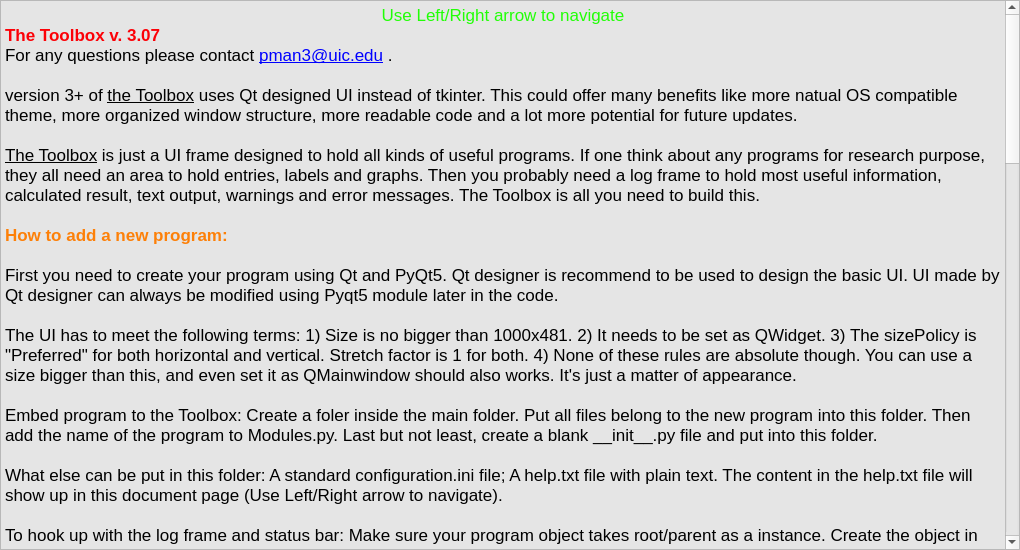
Old version of the form help.ui in the repository manpeihong/Toolbox-v3.
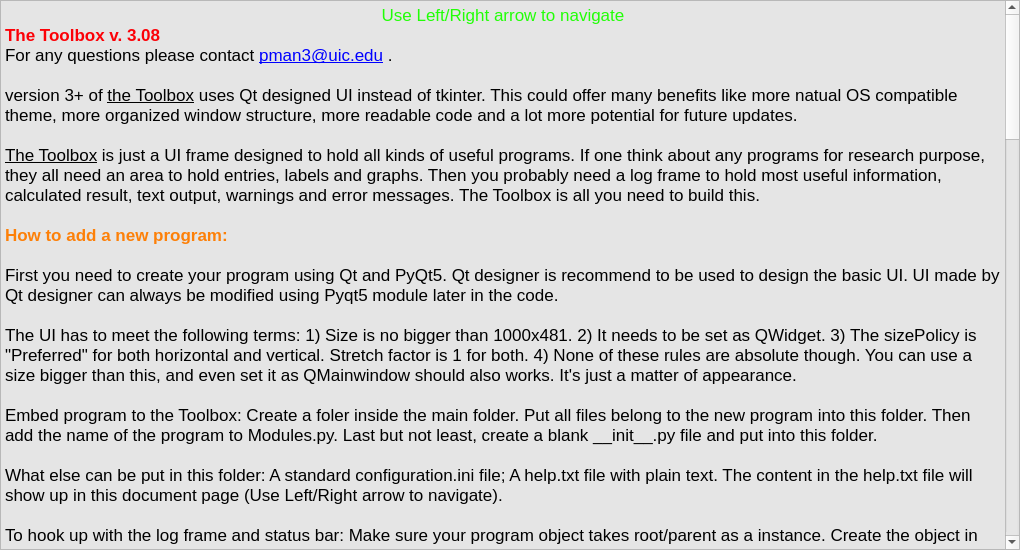
New version of the form.

What changed in the file:
```diff
--- a/help.ui
+++ b/help.ui
@@ -120,7 +120,7 @@
 p, li { white-space: pre-wrap; }
 &lt;/style&gt;&lt;/head&gt;&lt;body style=&quot; font-family:'.SF NS Text'; font-size:13pt; font-weight:400; font-style:normal;&quot;&gt;
 &lt;p align=&quot;center&quot; style=&quot; margin-top:0px; margin-bottom:0px; margin-left:0px; margin-right:0px; -qt-block-indent:0; text-indent:0px;&quot;&gt;&lt;span style=&quot; font-family:'Calibri,sans-serif'; color:#21ff06;&quot;&gt;Use Left/Right arrow to navigate&lt;/span&gt;&lt;/p&gt;
-&lt;p style=&quot; margin-top:0px; margin-bottom:0px; margin-left:0px; margin-right:0px; -qt-block-indent:0; text-indent:0px;&quot;&gt;&lt;span style=&quot; font-weight:600; color:#fc0107;&quot;&gt;The Toolbox v. 3.07&lt;/span&gt;&lt;/p&gt;
+&lt;p style=&quot; margin-top:0px; margin-bottom:0px; margin-left:0px; margin-right:0px; -qt-block-indent:0; text-indent:0px;&quot;&gt;&lt;span style=&quot; font-weight:600; color:#fc0107;&quot;&gt;The Toolbox v. 3.08&lt;/span&gt;&lt;/p&gt;
 &lt;p style=&quot; margin-top:0px; margin-bottom:0px; margin-left:0px; margin-right:0px; -qt-block-indent:0; text-indent:0px;&quot;&gt;&lt;span style=&quot; font-family:'Calibri,sans-serif';&quot;&gt;For any questions please contact &lt;/span&gt;&lt;a href=&quot;mailto:pman3@uic.edu&quot;&gt;&lt;span style=&quot; font-family:'Calibri,sans-serif'; text-decoration: underline; color:#0000ff;&quot;&gt;pman3@uic.edu&lt;/span&gt;&lt;/a&gt; .&lt;/p&gt;
 &lt;p style=&quot;-qt-paragraph-type:empty; margin-top:0px; margin-bottom:0px; margin-left:0px; margin-right:0px; -qt-block-indent:0; text-indent:0px;&quot;&gt;&lt;br /&gt;&lt;/p&gt;
 &lt;p style=&quot; margin-top:0px; margin-bottom:0px; margin-left:0px; margin-right:0px; -qt-block-indent:0; text-indent:0px;&quot;&gt;&lt;span style=&quot; font-family:'Calibri,sans-serif';&quot;&gt;version 3+ of &lt;/span&gt;&lt;span style=&quot; font-family:'Calibri,sans-serif'; text-decoration: underline;&quot;&gt;the Toolbox&lt;/span&gt;&lt;span style=&quot; font-family:'Calibri,sans-serif';&quot;&gt; uses Qt designed UI instead of tkinter. This could offer many benefits like more natual OS compatible theme, more organized window structure, more readable code and a lot more potential for future updates. &lt;/span&gt;&lt;/p&gt;
@@ -144,9 +144,11 @@
 &lt;p style=&quot;-qt-paragraph-type:empty; margin-top:0px; margin-bottom:0px; margin-left:0px; margin-right:0px; -qt-block-indent:0; text-indent:0px; font-family:'Calibri,sans-serif';&quot;&gt;&lt;br /&gt;&lt;/p&gt;
 &lt;p style=&quot; margin-top:0px; margin-bottom:0px; margin-left:0px; margin-right:0px; -qt-block-indent:0; text-indent:0px;&quot;&gt;&lt;span style=&quot; font-family:'Menlo'; color:#cc7832;&quot;&gt;import &lt;/span&gt;&lt;span style=&quot; font-family:'Menlo'; color:#a9b7c6;&quot;&gt;os&lt;br /&gt;&lt;/span&gt;&lt;span style=&quot; font-family:'Menlo'; color:#cc7832;&quot;&gt;import &lt;/span&gt;&lt;span style=&quot; font-family:'Menlo'; color:#a9b7c6;&quot;&gt;sys&lt;br /&gt;&lt;/span&gt;&lt;span style=&quot; font-family:'Menlo'; color:#cc7832;&quot;&gt;from &lt;/span&gt;&lt;span style=&quot; font-family:'Menlo'; color:#a9b7c6;&quot;&gt;PyQt5 &lt;/span&gt;&lt;span style=&quot; font-family:'Menlo'; color:#cc7832;&quot;&gt;import &lt;/span&gt;&lt;span style=&quot; font-family:'Menlo'; color:#a9b7c6;&quot;&gt;QtCore&lt;/span&gt;&lt;span style=&quot; font-family:'Menlo'; color:#cc7832;&quot;&gt;, &lt;/span&gt;&lt;span style=&quot; font-family:'Menlo'; color:#a9b7c6;&quot;&gt;QtGui&lt;/span&gt;&lt;span style=&quot; font-family:'Menlo'; color:#cc7832;&quot;&gt;, &lt;/span&gt;&lt;span style=&quot; font-family:'Menlo'; color:#a9b7c6;&quot;&gt;QtWidgets&lt;/span&gt;&lt;span style=&quot; font-family:'Menlo'; color:#cc7832;&quot;&gt;, &lt;/span&gt;&lt;span style=&quot; font-family:'Menlo'; color:#a9b7c6;&quot;&gt;uic&lt;br /&gt;&lt;/span&gt;&lt;span style=&quot; font-family:'Menlo'; color:#cc7832;&quot;&gt;from &lt;/span&gt;&lt;span style=&quot; font-family:'Menlo'; color:#a9b7c6;&quot;&gt;PyQt5.QtCore &lt;/span&gt;&lt;span style=&quot; font-family:'Menlo'; color:#cc7832;&quot;&gt;import &lt;/span&gt;&lt;span style=&quot; font-family:'Menlo'; color:#a9b7c6;&quot;&gt;*&lt;br /&gt;&lt;/span&gt;&lt;span style=&quot; font-family:'Menlo'; color:#cc7832;&quot;&gt;from &lt;/span&gt;&lt;span style=&quot; font-family:'Menlo'; color:#a9b7c6;&quot;&gt;PyQt5.QtGui &lt;/span&gt;&lt;span style=&quot; font-family:'Menlo'; color:#cc7832;&quot;&gt;import &lt;/span&gt;&lt;span style=&quot; font-family:'Menlo'; color:#a9b7c6;&quot;&gt;*&lt;br /&gt;&lt;/span&gt;&lt;span style=&quot; font-family:'Menlo'; color:#cc7832;&quot;&gt;from &lt;/span&gt;&lt;span style=&quot; font-family:'Menlo'; color:#a9b7c6;&quot;&gt;PyQt5.QtWidgets &lt;/span&gt;&lt;span style=&quot; font-family:'Menlo'; color:#cc7832;&quot;&gt;import &lt;/span&gt;&lt;span style=&quot; font-family:'Menlo'; color:#a9b7c6;&quot;&gt;*&lt;br /&gt;&lt;br /&gt;__version__ = &lt;/span&gt;&lt;span style=&quot; font-family:'Menlo'; color:#6a8759;&quot;&gt;'1.00'&lt;br /&gt;&lt;br /&gt;&lt;/span&gt;&lt;span style=&quot; font-family:'Menlo'; color:#a9b7c6;&quot;&gt;os.chdir(os.path.dirname(os.path.realpath(sys.argv[&lt;/span&gt;&lt;span style=&quot; font-family:'Menlo'; color:#6897bb;&quot;&gt;0&lt;/span&gt;&lt;span style=&quot; font-family:'Menlo'; color:#a9b7c6;&quot;&gt;])))  &lt;/span&gt;&lt;span style=&quot; font-family:'Menlo'; color:#808080;&quot;&gt;# Change the working directory to current directory.&lt;br /&gt;&lt;/span&gt;&lt;span style=&quot; font-family:'Menlo'; color:#a9b7c6;&quot;&gt;qtxxxxfile = &lt;/span&gt;&lt;span style=&quot; font-family:'Menlo'; color:#6a8759;&quot;&gt;&amp;quot;xxxx_ui.ui&amp;quot;  &lt;/span&gt;&lt;span style=&quot; font-family:'Menlo'; color:#808080;&quot;&gt;# GUI layout file.&lt;br /&gt;&lt;/span&gt;&lt;span style=&quot; font-family:'Menlo'; color:#a9b7c6;&quot;&gt;Ui_xxxx&lt;/span&gt;&lt;span style=&quot; font-family:'Menlo'; color:#cc7832;&quot;&gt;, &lt;/span&gt;&lt;span style=&quot; font-family:'Menlo'; color:#a9b7c6;&quot;&gt;QtBaseClass = uic.loadUiType(qtxxxxfile)&lt;br /&gt;&lt;br /&gt;&lt;/span&gt;&lt;span style=&quot; font-family:'Menlo'; color:#cc7832;&quot;&gt;class &lt;/span&gt;&lt;span style=&quot; font-family:'Menlo'; color:#a9b7c6;&quot;&gt;xxxx_GUI(QWidget&lt;/span&gt;&lt;span style=&quot; font-family:'Menlo'; color:#cc7832;&quot;&gt;, &lt;/span&gt;&lt;span style=&quot; font-family:'Menlo'; color:#a9b7c6;&quot;&gt;Ui_xxxx):&lt;br /&gt;&lt;br /&gt;    &lt;/span&gt;&lt;span style=&quot; font-family:'Menlo'; font-style:italic; color:#629755;&quot;&gt;&amp;quot;&amp;quot;&amp;quot;Main xxxx window.&amp;quot;&amp;quot;&amp;quot;&lt;/span&gt;&lt;span style=&quot; font-family:'Menlo'; color:#629755;&quot;&gt;&lt;br /&gt;&lt;br /&gt;    &lt;/span&gt;&lt;span style=&quot; font-family:'Menlo'; color:#cc7832;&quot;&gt;def &lt;/span&gt;&lt;span style=&quot; font-family:'Menlo'; color:#b200b2;&quot;&gt;__init__&lt;/span&gt;&lt;span style=&quot; font-family:'Menlo'; color:#a9b7c6;&quot;&gt;(&lt;/span&gt;&lt;span style=&quot; font-family:'Menlo'; color:#94558d;&quot;&gt;self&lt;/span&gt;&lt;span style=&quot; font-family:'Menlo'; color:#cc7832;&quot;&gt;, &lt;/span&gt;&lt;span style=&quot; font-family:'Menlo'; color:#a9b7c6;&quot;&gt;root&lt;/span&gt;&lt;span style=&quot; font-family:'Menlo'; color:#cc7832;&quot;&gt;, &lt;/span&gt;&lt;span style=&quot; font-family:'Menlo'; color:#a9b7c6;&quot;&gt;masterroot):&lt;br /&gt;        QWidget.&lt;/span&gt;&lt;span style=&quot; font-family:'Menlo'; color:#b200b2;&quot;&gt;__init__&lt;/span&gt;&lt;span style=&quot; font-family:'Menlo'; color:#a9b7c6;&quot;&gt;(&lt;/span&gt;&lt;span style=&quot; font-family:'Menlo'; color:#94558d;&quot;&gt;self&lt;/span&gt;&lt;span style=&quot; font-family:'Menlo'; color:#a9b7c6;&quot;&gt;)&lt;br /&gt;        Ui_xxxx.&lt;/span&gt;&lt;span style=&quot; font-family:'Menlo'; color:#b200b2;&quot;&gt;__init__&lt;/span&gt;&lt;span style=&quot; font-family:'Menlo'; color:#a9b7c6;&quot;&gt;(&lt;/span&gt;&lt;span style=&quot; font-family:'Menlo'; color:#94558d;&quot;&gt;self&lt;/span&gt;&lt;span style=&quot; font-family:'Menlo'; color:#a9b7c6;&quot;&gt;)&lt;br /&gt;        &lt;/span&gt;&lt;span style=&quot; font-family:'Menlo'; color:#94558d;&quot;&gt;self&lt;/span&gt;&lt;span style=&quot; font-family:'Menlo'; color:#a9b7c6;&quot;&gt;.setupUi(&lt;/span&gt;&lt;span style=&quot; font-family:'Menlo'; color:#94558d;&quot;&gt;self&lt;/span&gt;&lt;span style=&quot; font-family:'Menlo'; color:#a9b7c6;&quot;&gt;)&lt;br /&gt;        &lt;/span&gt;&lt;span style=&quot; font-family:'Menlo'; color:#94558d;&quot;&gt;self&lt;/span&gt;&lt;span style=&quot; font-family:'Menlo'; color:#a9b7c6;&quot;&gt;.root = root    &lt;/span&gt;&lt;span style=&quot; font-family:'Menlo'; color:#808080;&quot;&gt;# The mdi area to pack the QWidget&lt;br /&gt;        &lt;/span&gt;&lt;span style=&quot; font-family:'Menlo'; color:#94558d;&quot;&gt;self&lt;/span&gt;&lt;span style=&quot; font-family:'Menlo'; color:#a9b7c6;&quot;&gt;.masterroot = masterroot    &lt;/span&gt;&lt;span style=&quot; font-family:'Menlo'; color:#808080;&quot;&gt;# The mainwindow&lt;br /&gt;        &lt;/span&gt;&lt;span style=&quot; font-family:'Menlo'; color:#94558d;&quot;&gt;self&lt;/span&gt;&lt;span style=&quot; font-family:'Menlo'; color:#a9b7c6;&quot;&gt;.listbox = &lt;/span&gt;&lt;span style=&quot; font-family:'Menlo'; color:#94558d;&quot;&gt;self&lt;/span&gt;&lt;span style=&quot; font-family:'Menlo'; color:#a9b7c6;&quot;&gt;.masterroot.listbox&lt;br /&gt;        &lt;/span&gt;&lt;span style=&quot; font-family:'Menlo'; color:#94558d;&quot;&gt;self&lt;/span&gt;&lt;span style=&quot; font-family:'Menlo'; color:#a9b7c6;&quot;&gt;.statusbar = &lt;/span&gt;&lt;span style=&quot; font-family:'Menlo'; color:#94558d;&quot;&gt;self&lt;/span&gt;&lt;span style=&quot; font-family:'Menlo'; color:#a9b7c6;&quot;&gt;.masterroot.statusbar&lt;br /&gt;        &lt;/span&gt;&lt;span style=&quot; font-family:'Menlo'; color:#94558d;&quot;&gt;self&lt;/span&gt;&lt;span style=&quot; font-family:'Menlo'; color:#a9b7c6;&quot;&gt;.status1 = &lt;/span&gt;&lt;span style=&quot; font-family:'Menlo'; color:#94558d;&quot;&gt;self&lt;/span&gt;&lt;span style=&quot; font-family:'Menlo'; color:#a9b7c6;&quot;&gt;.masterroot.status1&lt;br /&gt;        &lt;/span&gt;&lt;span style=&quot; font-family:'Menlo'; color:#94558d;&quot;&gt;self&lt;/span&gt;&lt;span style=&quot; font-family:'Menlo'; color:#a9b7c6;&quot;&gt;.status2 = &lt;/span&gt;&lt;span style=&quot; font-family:'Menlo'; color:#94558d;&quot;&gt;self&lt;/span&gt;&lt;span style=&quot; font-family:'Menlo'; color:#a9b7c6;&quot;&gt;.masterroot.status2&lt;br /&gt;        &lt;/span&gt;&lt;span style=&quot; font-family:'Menlo'; color:#94558d;&quot;&gt;self&lt;/span&gt;&lt;span style=&quot; font-family:'Menlo'; color:#a9b7c6;&quot;&gt;.progressbar = &lt;/span&gt;&lt;span style=&quot; font-family:'Menlo'; color:#94558d;&quot;&gt;self&lt;/span&gt;&lt;span style=&quot; font-family:'Menlo'; color:#a9b7c6;&quot;&gt;.masterroot.progressbar&lt;/span&gt;&lt;/p&gt;
 &lt;p style=&quot; margin-top:0px; margin-bottom:0px; margin-left:0px; margin-right:0px; -qt-block-indent:0; text-indent:0px; line-height:14px;&quot;&gt;&lt;span style=&quot; font-family:'Times'; color:#000000;&quot;&gt;&lt;br /&gt;&lt;/span&gt;&lt;/p&gt;
-&lt;p style=&quot; margin-top:0px; margin-bottom:0px; margin-left:0px; margin-right:0px; -qt-block-indent:0; text-indent:0px;&quot;&gt;&lt;span style=&quot; font-family:'Calibri,sans-serif';&quot;&gt;Here is an example to add log to the log frame: &lt;/span&gt;&lt;/p&gt;
-&lt;p style=&quot;-qt-paragraph-type:empty; margin-top:0px; margin-bottom:0px; margin-left:0px; margin-right:0px; -qt-block-indent:0; text-indent:0px; font-family:'Calibri,sans-serif';&quot;&gt;&lt;br /&gt;&lt;/p&gt;
-&lt;p style=&quot; margin-top:0px; margin-bottom:0px; margin-left:0px; margin-right:0px; -qt-block-indent:0; text-indent:0px;&quot;&gt;&lt;span style=&quot; font-family:'Menlo'; color:#cc7832;&quot;&gt;def &lt;/span&gt;&lt;span style=&quot; font-family:'Menlo'; color:#ffc66d;&quot;&gt;addlog&lt;/span&gt;&lt;span style=&quot; font-family:'Menlo'; color:#a9b7c6;&quot;&gt;(&lt;/span&gt;&lt;span style=&quot; font-family:'Menlo'; color:#94558d;&quot;&gt;self&lt;/span&gt;&lt;span style=&quot; font-family:'Menlo'; color:#cc7832;&quot;&gt;, &lt;/span&gt;&lt;span style=&quot; font-family:'Menlo'; color:#a9b7c6;&quot;&gt;string&lt;/span&gt;&lt;span style=&quot; font-family:'Menlo'; color:#cc7832;&quot;&gt;, &lt;/span&gt;&lt;span style=&quot; font-family:'Menlo'; color:#a9b7c6;&quot;&gt;fg=&lt;/span&gt;&lt;span style=&quot; font-family:'Menlo'; color:#6a8759;&quot;&gt;&amp;quot;default&amp;quot;&lt;/span&gt;&lt;span style=&quot; font-family:'Menlo'; color:#cc7832;&quot;&gt;, &lt;/span&gt;&lt;span style=&quot; font-family:'Menlo'; color:#a9b7c6;&quot;&gt;bg=&lt;/span&gt;&lt;span style=&quot; font-family:'Menlo'; color:#6a8759;&quot;&gt;&amp;quot;default&amp;quot;&lt;/span&gt;&lt;span style=&quot; font-family:'Menlo'; color:#a9b7c6;&quot;&gt;):&lt;br /&gt;        item = QListWidgetItem(string)&lt;br /&gt;        &lt;/span&gt;&lt;span style=&quot; font-family:'Menlo'; color:#cc7832;&quot;&gt;if &lt;/span&gt;&lt;span style=&quot; font-family:'Menlo'; color:#a9b7c6;&quot;&gt;fg &lt;/span&gt;&lt;span style=&quot; font-family:'Menlo'; color:#cc7832;&quot;&gt;is not &lt;/span&gt;&lt;span style=&quot; font-family:'Menlo'; color:#6a8759;&quot;&gt;&amp;quot;default&amp;quot;&lt;/span&gt;&lt;span style=&quot; font-family:'Menlo'; color:#a9b7c6;&quot;&gt;:&lt;br /&gt;            item.setForeground(QColor(fg))&lt;br /&gt;        &lt;/span&gt;&lt;span style=&quot; font-family:'Menlo'; color:#cc7832;&quot;&gt;if &lt;/span&gt;&lt;span style=&quot; font-family:'Menlo'; color:#a9b7c6;&quot;&gt;bg &lt;/span&gt;&lt;span style=&quot; font-family:'Menlo'; color:#cc7832;&quot;&gt;is not &lt;/span&gt;&lt;span style=&quot; font-family:'Menlo'; color:#6a8759;&quot;&gt;&amp;quot;default&amp;quot;&lt;/span&gt;&lt;span style=&quot; font-family:'Menlo'; color:#a9b7c6;&quot;&gt;:&lt;br /&gt;            item.setBackground(QColor(bg))&lt;br /&gt;        &lt;/span&gt;&lt;span style=&quot; font-family:'Menlo'; color:#94558d;&quot;&gt;self&lt;/span&gt;&lt;span style=&quot; font-family:'Menlo'; color:#a9b7c6;&quot;&gt;.listbox.addItem(item)&lt;br /&gt;        &lt;/span&gt;&lt;span style=&quot; font-family:'Menlo'; color:#94558d;&quot;&gt;self&lt;/span&gt;&lt;span style=&quot; font-family:'Menlo'; color:#a9b7c6;&quot;&gt;.listbox.scrollToItem(item)&lt;br /&gt;        &lt;/span&gt;&lt;span style=&quot; font-family:'Menlo'; color:#94558d;&quot;&gt;self&lt;/span&gt;&lt;span style=&quot; font-family:'Menlo'; color:#a9b7c6;&quot;&gt;.listbox.show()&lt;/span&gt; &lt;/p&gt;
+&lt;p style=&quot; margin-top:0px; margin-bottom:0px; margin-left:0px; margin-right:0px; -qt-block-indent:0; text-indent:0px;&quot;&gt;&lt;span style=&quot; font-family:'Calibri,sans-serif';&quot;&gt;Here is an example to add a new log to the log frame: &lt;/span&gt;&lt;/p&gt;
+&lt;p style=&quot; margin-top:0px; margin-bottom:0px; margin-left:0px; margin-right:0px; -qt-block-indent:0; text-indent:0px;&quot;&gt;&lt;span style=&quot; font-family:'Calibri,sans-serif';&quot;&gt;Add the following line to the __init__ function of your GUI class. &lt;/span&gt;&lt;/p&gt;
+&lt;p style=&quot; margin-top:0px; margin-bottom:0px; margin-left:0px; margin-right:0px; -qt-block-indent:0; text-indent:0px;&quot;&gt;&lt;span style=&quot; font-family:'Menlo'; color:#94558d;&quot;&gt;self&lt;/span&gt;&lt;span style=&quot; font-family:'Menlo'; color:#a9b7c6;&quot;&gt;.addlog = &lt;/span&gt;&lt;span style=&quot; font-family:'Menlo'; color:#94558d;&quot;&gt;self&lt;/span&gt;&lt;span style=&quot; font-family:'Menlo'; color:#a9b7c6;&quot;&gt;.masterroot.addlog&lt;/span&gt;&lt;/p&gt;
+&lt;p style=&quot; margin-top:0px; margin-bottom:0px; margin-left:0px; margin-right:0px; -qt-block-indent:0; text-indent:0px;&quot;&gt;&lt;span style=&quot; font-family:'Calibri,sans-serif';&quot;&gt;Then call it simply using:&lt;/span&gt;&lt;/p&gt;
+&lt;p style=&quot; margin-top:0px; margin-bottom:0px; margin-left:0px; margin-right:0px; -qt-block-indent:0; text-indent:0px;&quot;&gt;&lt;span style=&quot; font-family:'Menlo'; color:#94558d;&quot;&gt;self&lt;/span&gt;&lt;span style=&quot; font-family:'Menlo'; color:#a9b7c6;&quot;&gt;.addlog(&amp;quot;This is an example of log.&amp;quot;)&lt;/span&gt;&lt;/p&gt;
 &lt;p style=&quot;-qt-paragraph-type:empty; margin-top:0px; margin-bottom:0px; margin-left:0px; margin-right:0px; -qt-block-indent:0; text-indent:0px; font-family:'Menlo'; font-size:9pt; color:#a9b7c6;&quot;&gt;&lt;br /&gt;&lt;/p&gt;
 &lt;p style=&quot; margin-top:0px; margin-bottom:0px; margin-left:0px; margin-right:0px; -qt-block-indent:0; text-indent:0px;&quot;&gt;&lt;span style=&quot; font-family:'Calibri,sans-serif';&quot;&gt;Here is an example to show the progressbar: &lt;/span&gt;&lt;/p&gt;
 &lt;p style=&quot;-qt-paragraph-type:empty; margin-top:0px; margin-bottom:0px; margin-left:0px; margin-right:0px; -qt-block-indent:0; text-indent:0px; font-family:'Calibri,sans-serif';&quot;&gt;&lt;br /&gt;&lt;/p&gt;
@@ -175,10 +177,11 @@
 &lt;p style=&quot; margin-top:0px; margin-bottom:0px; margin-left:0px; margin-right:0px; -qt-block-indent:0; text-indent:0px;&quot;&gt;&lt;span style=&quot; font-family:'Calibri,sans-serif';&quot;&gt;             Several new tools are added. Now all tools are stored inside individual folders instead of the main folder.&lt;/span&gt;&lt;/p&gt;
 &lt;p style=&quot; margin-top:0px; margin-bottom:0px; margin-left:0px; margin-right:0px; -qt-block-indent:0; text-indent:0px;&quot;&gt;&lt;span style=&quot; font-family:'Calibri,sans-serif';&quot;&gt;             The configuration.ini file now belongs to each module. Toolbox itself has a separate configuration.ini file. &lt;/span&gt;&lt;/p&gt;
 &lt;p style=&quot; margin-top:0px; margin-bottom:0px; margin-left:0px; margin-right:0px; -qt-block-indent:0; text-indent:0px;&quot;&gt;&lt;span style=&quot; font-family:'Calibri,sans-serif';&quot;&gt;             Documentation is updated to include the documents from all tools.&lt;/span&gt;&lt;/p&gt;
-&lt;p style=&quot; margin-top:0px; margin-bottom:0px; margin-left:0px; margin-right:0px; -qt-block-indent:0; text-indent:0px;&quot;&gt;&lt;span style=&quot; font-family:'Calibri,sans-serif'; font-weight:600; color:#fd8008;&quot;&gt;v. 3.07&lt;/span&gt;&lt;span style=&quot; font-family:'Calibri,sans-serif';&quot;&gt;: A few changes to optimize the file path handling. Now the program is ready to be packaged into an executable app using pyinstaller (tested on Mac OS);&lt;/span&gt;&lt;/p&gt;
+&lt;p style=&quot; margin-top:0px; margin-bottom:0px; margin-left:0px; margin-right:0px; -qt-block-indent:0; text-indent:0px;&quot;&gt;&lt;span style=&quot; font-family:'Calibri,sans-serif';&quot;&gt;v. 3.07:  A few changes to optimize the file path handling. Now the program is ready to be packaged into an executable app using pyinstaller (tested on Mac OS);&lt;/span&gt;&lt;/p&gt;
 &lt;p style=&quot; margin-top:0px; margin-bottom:0px; margin-left:0px; margin-right:0px; -qt-block-indent:0; text-indent:0px;&quot;&gt;&lt;span style=&quot; font-family:'Calibri,sans-serif';&quot;&gt;             Fixed bugs where some n/k csv file has invlid characters; &lt;/span&gt;&lt;/p&gt;
 &lt;p style=&quot; margin-top:0px; margin-bottom:0px; margin-left:0px; margin-right:0px; -qt-block-indent:0; text-indent:0px;&quot;&gt;&lt;span style=&quot; font-family:'Calibri,sans-serif';&quot;&gt;             Fixed bugs where some csv readers do not work as exprected;&lt;/span&gt;&lt;/p&gt;
-&lt;p style=&quot; margin-top:0px; margin-bottom:0px; margin-left:0px; margin-right:0px; -qt-block-indent:0; text-indent:0px;&quot;&gt;&lt;span style=&quot; font-family:'Calibri,sans-serif';&quot;&gt;             Improved error messages when import failed; &lt;br /&gt;&lt;br /&gt;Features coming in the future:&lt;br /&gt;         - Redo/Undo function.&lt;br /&gt;&lt;/span&gt;&lt;/p&gt;
+&lt;p style=&quot; margin-top:0px; margin-bottom:0px; margin-left:0px; margin-right:0px; -qt-block-indent:0; text-indent:0px;&quot;&gt;&lt;span style=&quot; font-family:'Calibri,sans-serif';&quot;&gt;             Improved error messages when import failed; &lt;/span&gt;&lt;/p&gt;
+&lt;p style=&quot; margin-top:0px; margin-bottom:0px; margin-left:0px; margin-right:0px; -qt-block-indent:0; text-indent:0px;&quot;&gt;&lt;span style=&quot; font-family:'Calibri,sans-serif'; font-weight:600; color:#fd8008;&quot;&gt;v. 3.08&lt;/span&gt;&lt;span style=&quot; font-family:'Calibri,sans-serif';&quot;&gt;: Added addlog() and addlog_with_button() into the main toolbox.py file as standard functions. See example of how to use them above. &lt;br /&gt;&lt;br /&gt;Features coming in the future:&lt;br /&gt;         - Redo/Undo function.&lt;br /&gt;&lt;/span&gt;&lt;/p&gt;
 &lt;p style=&quot; margin-top:0px; margin-bottom:0px; margin-left:0px; margin-right:0px; -qt-block-indent:0; text-indent:0px;&quot;&gt;&lt;span style=&quot; font-family:'Calibri,sans-serif';&quot;&gt; &lt;/span&gt; &lt;/p&gt;&lt;/body&gt;&lt;/html&gt;</string>
          </property>
         </widget>
```
